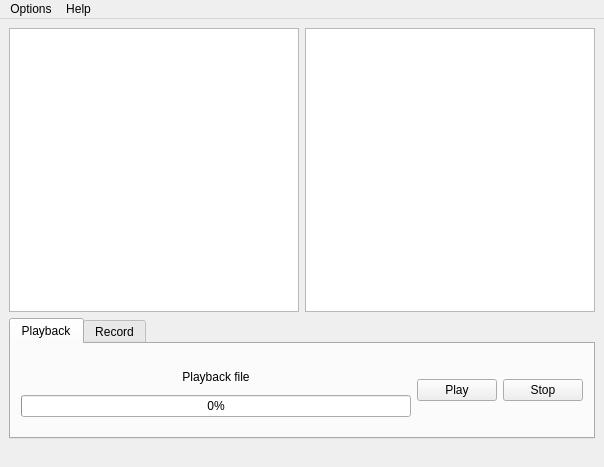
Qt form src/pumpkin_qt/ui/pumpkinqt.ui (raybrshen/pumpkin_ws) before a commit.
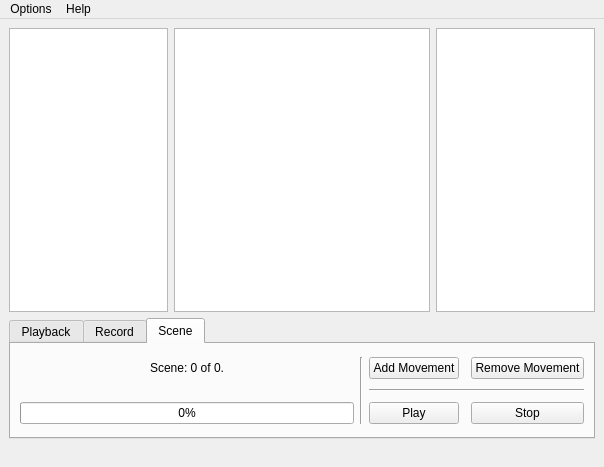
The same form after that commit. Icons and pictures are not drawn.

```diff
--- a/src/pumpkin_qt/ui/pumpkinqt.ui
+++ b/src/pumpkin_qt/ui/pumpkinqt.ui
@@ -19,7 +19,58 @@
   </property>
   <widget class="QWidget" name="centralwidget">
    <layout class="QGridLayout" name="gridLayout">
-    <item row="1" column="0" colspan="2">
+    <item row="0" column="0">
+     <widget class="QTreeView" name="folderTree">
+      <property name="sizePolicy">
+       <sizepolicy hsizetype="Expanding" vsizetype="Expanding">
+        <horstretch>0</horstretch>
+        <verstretch>0</verstretch>
+       </sizepolicy>
+      </property>
+      <property name="statusTip">
+       <string>Select a folder</string>
+      </property>
+      <property name="editTriggers">
+       <set>QAbstractItemView::NoEditTriggers</set>
+      </property>
+      <property name="selectionBehavior">
+       <enum>QAbstractItemView::SelectRows</enum>
+      </property>
+     </widget>
+    </item>
+    <item row="0" column="1">
+     <widget class="QListView" name="fileView">
+      <property name="sizePolicy">
+       <sizepolicy hsizetype="MinimumExpanding" vsizetype="Expanding">
+        <horstretch>0</horstretch>
+        <verstretch>0</verstretch>
+       </sizepolicy>
+      </property>
+      <property name="statusTip">
+       <string>Select a file.</string>
+      </property>
+      <property name="editTriggers">
+       <set>QAbstractItemView::NoEditTriggers</set>
+      </property>
+      <property name="selectionBehavior">
+       <enum>QAbstractItemView::SelectRows</enum>
+      </property>
+     </widget>
+    </item>
+    <item row="0" column="2">
+     <widget class="QListWidget" name="sceneList">
+      <property name="sizePolicy">
+       <sizepolicy hsizetype="Expanding" vsizetype="Expanding">
+        <horstretch>0</horstretch>
+        <verstretch>0</verstretch>
+       </sizepolicy>
+      </property>
+      <property name="statusTip">
+       <string>Scene movement list</string>
+      </property>
+     </widget>
+    </item>
+    <item row="1" column="0" colspan="3">
      <widget class="QTabWidget" name="mainBlock">
       <property name="sizePolicy">
        <sizepolicy hsizetype="Expanding" vsizetype="Fixed">
@@ -28,7 +79,7 @@
        </sizepolicy>
       </property>
       <property name="currentIndex">
-       <number>0</number>
+       <number>2</number>
       </property>
       <widget class="QWidget" name="playbackTab">
        <property name="minimumSize">
@@ -56,7 +107,7 @@
         <item row="0" column="0">
          <widget class="QLabel" name="playbackFileName">
           <property name="sizePolicy">
-           <sizepolicy hsizetype="Preferred" vsizetype="Expanding">
+           <sizepolicy hsizetype="Preferred" vsizetype="Fixed">
             <horstretch>0</horstretch>
             <verstretch>0</verstretch>
            </sizepolicy>
@@ -76,7 +127,7 @@
           </property>
          </widget>
         </item>
-        <item row="0" column="1" rowspan="2">
+        <item row="0" column="2" rowspan="2">
          <widget class="QPushButton" name="playButton">
           <property name="text">
            <string>Play</string>
@@ -87,7 +138,7 @@
           </property>
          </widget>
         </item>
-        <item row="0" column="2" rowspan="2">
+        <item row="0" column="3" rowspan="2">
          <widget class="QPushButton" name="stopPlayButton">
           <property name="text">
            <string>Stop</string>
@@ -185,32 +236,103 @@
         </item>
        </layout>
       </widget>
-     </widget>
-    </item>
-    <item row="0" column="0">
-     <widget class="QTreeView" name="folderTree">
-      <property name="statusTip">
-       <string>Select a folder</string>
-      </property>
-      <property name="editTriggers">
-       <set>QAbstractItemView::NoEditTriggers</set>
-      </property>
-      <property name="selectionBehavior">
-       <enum>QAbstractItemView::SelectRows</enum>
-      </property>
-     </widget>
-    </item>
-    <item row="0" column="1">
-     <widget class="QListView" name="fileView">
-      <property name="statusTip">
-       <string>Select a file.</string>
-      </property>
-      <property name="editTriggers">
-       <set>QAbstractItemView::NoEditTriggers</set>
-      </property>
-      <property name="selectionBehavior">
-       <enum>QAbstractItemView::SelectRows</enum>
-      </property>
+      <widget class="QWidget" name="sceneTab">
+       <attribute name="title">
+        <string>Scene</string>
+       </attribute>
+       <layout class="QGridLayout" name="gridLayout_4">
+        <item row="0" column="2">
+         <widget class="QPushButton" name="addSceneMoveButton">
+          <property name="statusTip">
+           <string>Click here to add a selected movement to a scene</string>
+          </property>
+          <property name="text">
+           <string>Add Movement</string>
+          </property>
+          <property name="icon">
+           <iconset resource="../resources/images.qrc">
+            <normaloff>:/images/plus-8x.png</normaloff>:/images/plus-8x.png</iconset>
+          </property>
+         </widget>
+        </item>
+        <item row="0" column="1" rowspan="3">
+         <widget class="Line" name="line">
+          <property name="orientation">
+           <enum>Qt::Vertical</enum>
+          </property>
+         </widget>
+        </item>
+        <item row="0" column="0">
+         <widget class="QLabel" name="sceneLabel">
+          <property name="text">
+           <string>Scene: 0 of 0.</string>
+          </property>
+          <property name="alignment">
+           <set>Qt::AlignCenter</set>
+          </property>
+         </widget>
+        </item>
+        <item row="0" column="4">
+         <widget class="QPushButton" name="removeSceneMoveButton">
+          <property name="statusTip">
+           <string>Click here to remove a movement from a scene</string>
+          </property>
+          <property name="whatsThis">
+           <string/>
+          </property>
+          <property name="text">
+           <string>Remove Movement</string>
+          </property>
+          <property name="icon">
+           <iconset resource="../resources/images.qrc">
+            <normaloff>:/images/minus-8x.png</normaloff>:/images/minus-8x.png</iconset>
+          </property>
+         </widget>
+        </item>
+        <item row="2" column="0">
+         <widget class="QProgressBar" name="sceneProgress">
+          <property name="value">
+           <number>0</number>
+          </property>
+         </widget>
+        </item>
+        <item row="2" column="2">
+         <widget class="QPushButton" name="playSceneButton">
+          <property name="statusTip">
+           <string>Play scene</string>
+          </property>
+          <property name="text">
+           <string>Play</string>
+          </property>
+          <property name="icon">
+           <iconset resource="../resources/images.qrc">
+            <normaloff>:/images/media-play-8x.png</normaloff>:/images/media-play-8x.png</iconset>
+          </property>
+         </widget>
+        </item>
+        <item row="2" column="4">
+         <widget class="QPushButton" name="stopSceneButton">
+          <property name="statusTip">
+           <string>Stop scene</string>
+          </property>
+          <property name="text">
+           <string>Stop</string>
+          </property>
+          <property name="icon">
+           <iconset resource="../resources/images.qrc">
+            <normaloff>:/images/media-stop-8x.png</normaloff>:/images/media-stop-8x.png</iconset>
+          </property>
+         </widget>
+        </item>
+        <item row="1" column="2" colspan="3">
+         <widget class="Line" name="line_2">
+          <property name="orientation">
+           <enum>Qt::Horizontal</enum>
+          </property>
+         </widget>
+        </item>
+       </layout>
+      </widget>
      </widget>
     </item>
    </layout>
```
Left out of the diff: 17 changed lines with no effect on the pictures.
